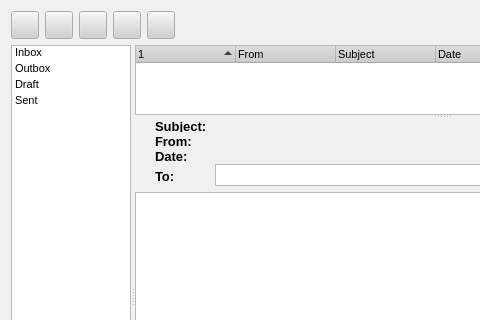
Qt form retroshare-gui/src/gui/MessagesDialog.ui (RetroShare/RetroShare) before a commit; both pictures show x 0 to 480 and y 0 to 320 of the 759 by 557 pixel window.
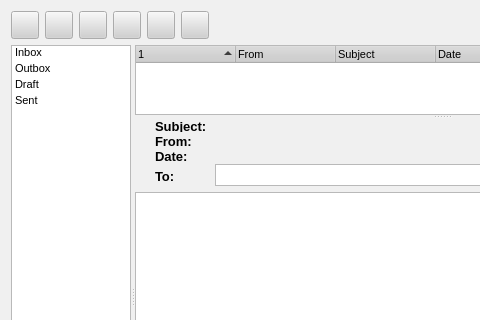
The same form after that commit. Icons and pictures are not drawn.

Commit message: *  Added Reply all Button

What changed in the file:
```diff
--- a/retroshare-gui/src/gui/MessagesDialog.ui
+++ b/retroshare-gui/src/gui/MessagesDialog.ui
@@ -576,33 +576,8 @@
      </property>
     </widget>
    </item>
-   <item row="1" column="2" >
-    <widget class="QPushButton" name="forwardmessageButton" >
-     <property name="minimumSize" >
-      <size>
-       <width>28</width>
-       <height>28</height>
-      </size>
-     </property>
-     <property name="maximumSize" >
-      <size>
-       <width>28</width>
-       <height>28</height>
-      </size>
-     </property>
-     <property name="text" >
-      <string/>
-     </property>
-     <property name="iconSize" >
-      <size>
-       <width>24</width>
-       <height>24</height>
-      </size>
-     </property>
-    </widget>
-   </item>
    <item row="1" column="3" >
-    <widget class="QPushButton" name="removemessageButton" >
+    <widget class="QPushButton" name="forwardmessageButton" >
      <property name="minimumSize" >
       <size>
        <width>28</width>
@@ -615,15 +590,6 @@
        <height>28</height>
       </size>
      </property>
-     <property name="toolTip" >
-      <string>&lt;html>&lt;head>&lt;meta name="qrichtext" content="1" />&lt;style type="text/css">
-p, li { white-space: pre-wrap; }
-&lt;/style>&lt;/head>&lt;body style=" font-family:'Arial'; font-size:8pt; font-weight:400; font-style:normal; text-decoration:none;">
-&lt;p style=" margin-top:0px; margin-bottom:0px; margin-left:0px; margin-right:0px; -qt-block-indent:0; text-indent:0px;">remove selected message&lt;/p>&lt;/body>&lt;/html></string>
-     </property>
-     <property name="styleSheet" >
-      <string notr="true" />
-     </property>
      <property name="text" >
       <string/>
      </property>
@@ -635,38 +601,7 @@
      </property>
     </widget>
    </item>
-   <item row="1" column="4" >
-    <widget class="QPushButton" name="printbutton" >
-     <property name="sizePolicy" >
-      <sizepolicy vsizetype="Fixed" hsizetype="Minimum" >
-       <horstretch>0</horstretch>
-       <verstretch>0</verstretch>
-      </sizepolicy>
-     </property>
-     <property name="minimumSize" >
-      <size>
-       <width>28</width>
-       <height>28</height>
-      </size>
-     </property>
-     <property name="maximumSize" >
-      <size>
-       <width>28</width>
-       <height>28</height>
-      </size>
-     </property>
-     <property name="text" >
-      <string/>
-     </property>
-     <property name="iconSize" >
-      <size>
-       <width>24</width>
-       <height>24</height>
-      </size>
-     </property>
-    </widget>
-   </item>
-   <item row="1" column="5" >
+   <item row="1" column="7" >
     <spacer>
      <property name="orientation" >
       <enum>Qt::Horizontal</enum>
@@ -679,7 +614,7 @@
      </property>
     </spacer>
    </item>
-   <item row="2" column="0" colspan="6" >
+   <item row="2" column="0" colspan="8" >
     <widget class="QSplitter" name="splitter_2" >
      <property name="orientation" >
       <enum>Qt::Horizontal</enum>
@@ -1195,6 +1130,90 @@
      </widget>
     </widget>
    </item>
+   <item row="1" column="2" >
+    <widget class="QPushButton" name="replyallmessageButton" >
+     <property name="minimumSize" >
+      <size>
+       <width>28</width>
+       <height>28</height>
+      </size>
+     </property>
+     <property name="maximumSize" >
+      <size>
+       <width>28</width>
+       <height>28</height>
+      </size>
+     </property>
+     <property name="text" >
+      <string/>
+     </property>
+    </widget>
+   </item>
+   <item row="1" column="4" >
+    <widget class="QPushButton" name="removemessageButton" >
+     <property name="minimumSize" >
+      <size>
+       <width>28</width>
+       <height>28</height>
+      </size>
+     </property>
+     <property name="maximumSize" >
+      <size>
+       <width>28</width>
+       <height>28</height>
+      </size>
+     </property>
+     <property name="toolTip" >
+      <string>&lt;html>&lt;head>&lt;meta name="qrichtext" content="1" />&lt;style type="text/css">
+p, li { white-space: pre-wrap; }
+&lt;/style>&lt;/head>&lt;body style=" font-family:'Arial'; font-size:8pt; font-weight:400; font-style:normal; text-decoration:none;">
+&lt;p style=" margin-top:0px; margin-bottom:0px; margin-left:0px; margin-right:0px; -qt-block-indent:0; text-indent:0px;">remove selected message&lt;/p>&lt;/body>&lt;/html></string>
+     </property>
+     <property name="styleSheet" >
+      <string notr="true" />
+     </property>
+     <property name="text" >
+      <string/>
+     </property>
+     <property name="iconSize" >
+      <size>
+       <width>24</width>
+       <height>24</height>
+      </size>
+     </property>
+    </widget>
+   </item>
+   <item row="1" column="5" >
+    <widget class="QPushButton" name="printbutton" >
+     <property name="sizePolicy" >
+      <sizepolicy vsizetype="Fixed" hsizetype="Minimum" >
+       <horstretch>0</horstretch>
+       <verstretch>0</verstretch>
+      </sizepolicy>
+     </property>
+     <property name="minimumSize" >
+      <size>
+       <width>28</width>
+       <height>28</height>
+      </size>
+     </property>
+     <property name="maximumSize" >
+      <size>
+       <width>28</width>
+       <height>28</height>
+      </size>
+     </property>
+     <property name="text" >
+      <string/>
+     </property>
+     <property name="iconSize" >
+      <size>
+       <width>24</width>
+       <height>24</height>
+      </size>
+     </property>
+    </widget>
+   </item>
   </layout>
   <action name="actionPrint" >
    <property name="text" >
```
Left out of the diff: 1 changed line with no effect on the pictures. The commit also changes 4 other files.
